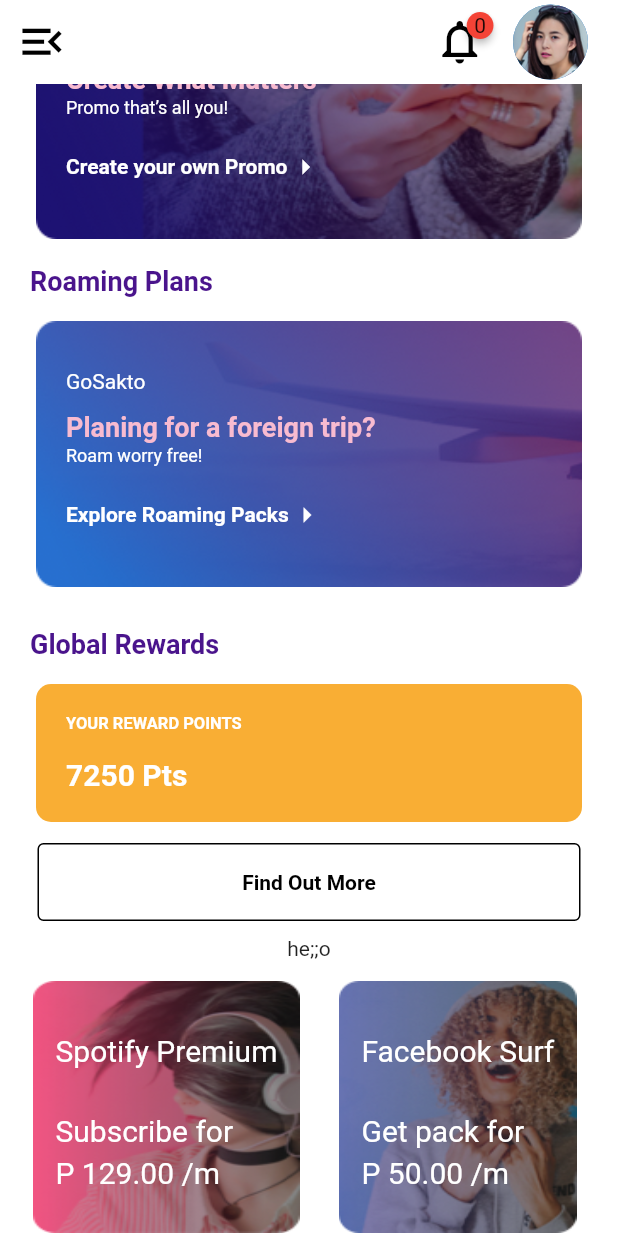
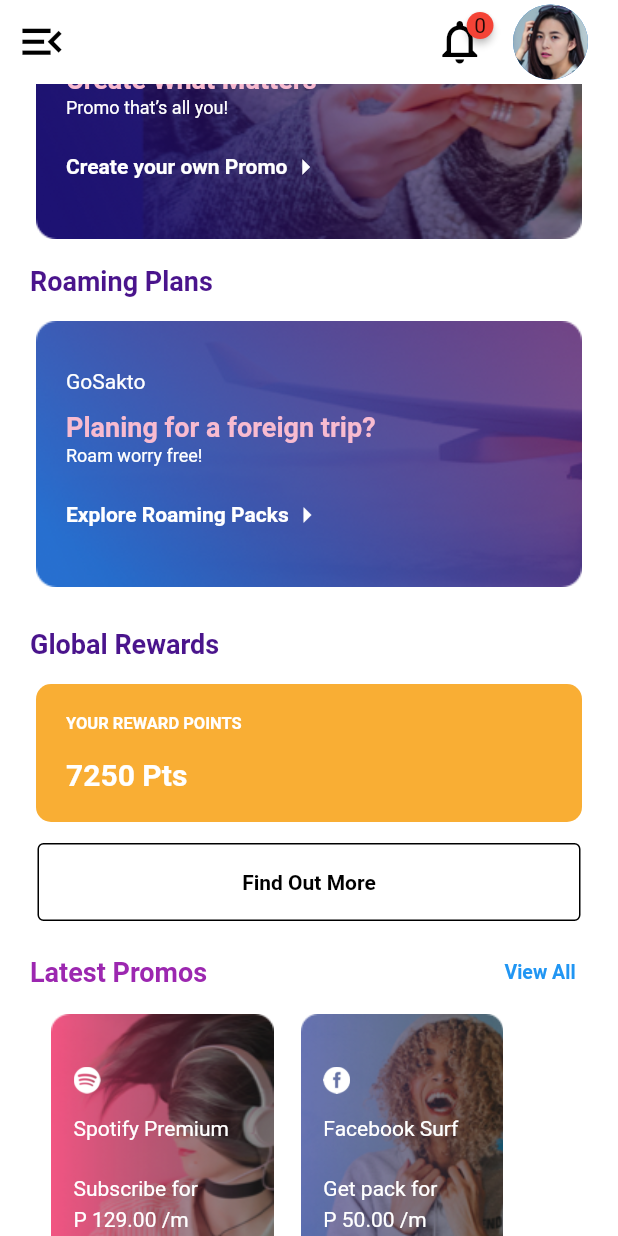
Before and after one commit to Basava44/flutter_app, a Flutter app: the screen it shows after launch, scrolled down 576 dp, on a phone screen of 412 x 824 dp. Run offline on Flutter 3.47's test engine with Material 2 defaults, Android fonts, the phone set to English and light mode, and no system bars; drawn by our look-alikes of badges.

Commit message:
Half Page

```diff
--- a/lib/widgets/LatestPromos.dart
+++ b/lib/widgets/LatestPromos.dart
@@ -7,16 +7,40 @@ import 'package:flutter_app/widgets/LatestPromos/LatestPromoCardData.dart';
 class LatestPromos extends StatelessWidget {
 
   List<LatestPromoCardData> data = [
-    LatestPromoCardData(title1: 'Spotify Premium', title2: 'Subscribe for', amount: 'P 129.00 /m', image: 'assets/images/spotify.png'),
-    LatestPromoCardData(title1: 'Facebook Surf', title2: 'Get pack for', amount: 'P 50.00 /m', image: 'assets/images/facebook.png'),
+    LatestPromoCardData(title1: 'Spotify Premium', title2: 'Subscribe for', amount: 'P 129.00 /m', image: 'assets/images/spotify.png', icon:'assets/images/spotifylogo.png' ),
+    LatestPromoCardData(title1: 'Facebook Surf', title2: 'Get pack for', amount: 'P 50.00 /m', image: 'assets/images/facebook.png', icon: 'assets/images/facebooklogo.png'),
   ];
 
   @override
   Widget build(BuildContext context) {
     return Container(
+      padding: EdgeInsets.fromLTRB(20, 0, 20, 10),
       child: Column(
         children: [
-          Text('he;;o'),
+          Row(
+            mainAxisAlignment: MainAxisAlignment.spaceBetween,
+            children: [
+              Text(
+                'Latest Promos',
+                style: TextStyle(
+                  color: Colors.purple,
+                  fontSize: 18,
+                  fontWeight: FontWeight.w600,
+                ),
+              ),
+              TextButton(
+                onPressed: () {},
+                child: Text(
+                  'View All',
+                  style: TextStyle(
+                    color: Colors.blue,
+                    fontWeight: FontWeight.bold,
+                    fontSize: 13,
+                  ),
+                ),
+              )
+            ],
+          ),
           Row(
             children: data.map((e) => LatestPromoCard(data: e,)).toList(),
           ),
--- a/lib/widgets/LatestPromos/LatestPromoCard.dart
+++ b/lib/widgets/LatestPromos/LatestPromoCard.dart
@@ -3,47 +3,60 @@ import 'LatestPromoCardData.dart';
 
 class LatestPromoCard extends StatelessWidget {
   final LatestPromoCardData data;
-
   LatestPromoCard({required this.data});
 
   @override
   Widget build(BuildContext context) {
     return Container(
-      margin: EdgeInsets.fromLTRB(0, 0, 0, 20),
+      margin: EdgeInsets.fromLTRB(10, 0, 0, 20),
       child: Card(
         elevation: 0,
         child: Container(
           height: 168,
-          margin: EdgeInsets.fromLTRB(18, 10, 0, 0),
           decoration: BoxDecoration(
               image: DecorationImage(
             image: AssetImage(data.image),
             fit: BoxFit.fill,
           )),
           child: Padding(
-            padding: const EdgeInsets.all(15.0),
+            padding: const EdgeInsets.fromLTRB(15, 15, 30, 0),
             child: Column(
               crossAxisAlignment: CrossAxisAlignment.start,
               children: <Widget>[
-                SizedBox(height: 20,),
-                Text(data.title1,
+                SizedBox(
+                  height: 20,
+                ),
+                Image.asset(
+                  data.icon,
+                  width: 18,
+                  height: 18,
+                  ),
+                SizedBox(height: 15,),
+                Text(
+                  data.title1,
                   style: TextStyle(
                     color: Colors.white,
-                    fontSize: 20,
+                    fontSize: 14,
                   ),
                 ),
-                SizedBox(height: 30,),
-                Text(data.title2,
+                SizedBox(
+                  height: 24,
+                ),
+                Text(
+                  data.title2,
                   style: TextStyle(
                     color: Colors.white,
-                    fontSize: 20,
+                    fontSize: 14,
                   ),
                 ),
-                SizedBox(height: 5,),
-                Text(data.amount,
+                SizedBox(
+                  height: 5,
+                ),
+                Text(
+                  data.amount,
                   style: TextStyle(
                     color: Colors.white,
-                    fontSize: 20,
+                    fontSize: 14,
                   ),
                 ),
               ],
--- a/lib/widgets/LatestPromos/LatestPromoCardData.dart
+++ b/lib/widgets/LatestPromos/LatestPromoCardData.dart
@@ -2,12 +2,14 @@ class LatestPromoCardData{
     String title1;
     String title2;
     String image;
+    String icon;
     String amount;
 
   LatestPromoCardData(
       { required this.title1,
         required this.title2,
         required this.image,
+        required this.icon,
         required this.amount,
       });
 }
```
Also changed, not shown: assets/images/facebooklogo.png (added), assets/images/instagramlogo.png (added), assets/images/spotifylogo.png (added).
